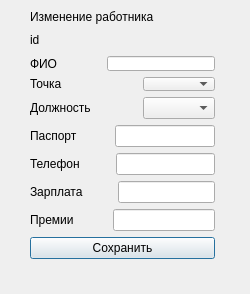
Old version of the form Worker.ui in the repository Motich351/Database.
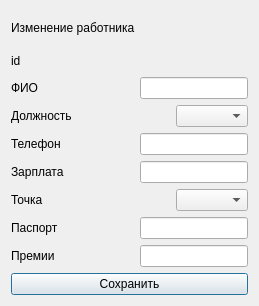
New version of the form.

Patch:
```diff
--- a/Worker.ui
+++ b/Worker.ui
@@ -6,23 +6,14 @@
    <rect>
     <x>0</x>
     <y>0</y>
-    <width>250</width>
-    <height>294</height>
+    <width>259</width>
+    <height>306</height>
    </rect>
   </property>
   <property name="windowTitle">
    <string>Dialog</string>
   </property>
-  <widget class="QWidget" name="layoutWidget">
-   <property name="geometry">
-    <rect>
-     <x>30</x>
-     <y>10</y>
-     <width>185</width>
-     <height>249</height>
-    </rect>
-   </property>
-   <layout class="QVBoxLayout" name="verticalLayout_5">
+  <layout class="QVBoxLayout" name="verticalLayout_2">
     <item>
      <widget class="QLabel" name="label_2">
       <property name="text">
@@ -31,11 +22,7 @@
      </widget>
     </item>
     <item>
-     <layout class="QVBoxLayout" name="verticalLayout_4">
-      <item>
-       <layout class="QVBoxLayout" name="verticalLayout_3">
-        <item>
-         <layout class="QVBoxLayout" name="verticalLayout_2">
+    <layout class="QVBoxLayout" name="verticalLayout">
           <item>
            <layout class="QHBoxLayout" name="horizontalLayout_3">
             <item>
@@ -61,8 +48,6 @@
            </layout>
           </item>
           <item>
-           <layout class="QVBoxLayout" name="verticalLayout">
-            <item>
              <layout class="QHBoxLayout" name="horizontalLayout">
               <item>
                <widget class="QLabel" name="FIOWorker">
@@ -90,37 +75,6 @@
              </layout>
             </item>
             <item>
-             <layout class="QHBoxLayout" name="horizontalLayout_2">
-              <item>
-               <widget class="QLabel" name="WorkerPoint">
-                <property name="text">
-                 <string>Точка</string>
-                </property>
-               </widget>
-              </item>
-              <item>
-               <spacer name="horizontalSpacer_2">
-                <property name="orientation">
-                 <enum>Qt::Horizontal</enum>
-                </property>
-                <property name="sizeHint" stdset="0">
-                 <size>
-                  <width>40</width>
-                  <height>20</height>
-                 </size>
-                </property>
-               </spacer>
-              </item>
-              <item>
-               <widget class="QComboBox" name="ChooseWorkerPoint"/>
-              </item>
-             </layout>
-            </item>
-           </layout>
-          </item>
-         </layout>
-        </item>
-        <item>
          <layout class="QHBoxLayout" name="horizontalLayout_4">
           <item>
            <widget class="QLabel" name="RankWorker">
@@ -147,35 +101,6 @@
           </item>
          </layout>
         </item>
-       </layout>
-      </item>
-      <item>
-       <layout class="QHBoxLayout" name="horizontalLayout_5">
-        <item>
-         <widget class="QLabel" name="PssaportWorker">
-          <property name="text">
-           <string>Паспорт</string>
-          </property>
-         </widget>
-        </item>
-        <item>
-         <spacer name="horizontalSpacer_5">
-          <property name="orientation">
-           <enum>Qt::Horizontal</enum>
-          </property>
-          <property name="sizeHint" stdset="0">
-           <size>
-            <width>40</width>
-            <height>20</height>
-           </size>
-          </property>
-         </spacer>
-        </item>
-        <item>
-         <widget class="QLineEdit" name="linePassportWorker"/>
-        </item>
-       </layout>
-      </item>
       <item>
        <layout class="QHBoxLayout" name="horizontalLayout_6">
         <item>
@@ -230,6 +155,60 @@
         </item>
        </layout>
       </item>
+     <item>
+      <layout class="QHBoxLayout" name="horizontalLayout_2">
+       <item>
+        <widget class="QLabel" name="WorkerPoint">
+         <property name="text">
+          <string>Точка</string>
+         </property>
+        </widget>
+       </item>
+       <item>
+        <spacer name="horizontalSpacer_2">
+         <property name="orientation">
+          <enum>Qt::Horizontal</enum>
+         </property>
+         <property name="sizeHint" stdset="0">
+          <size>
+           <width>40</width>
+           <height>20</height>
+          </size>
+         </property>
+        </spacer>
+       </item>
+       <item>
+        <widget class="QComboBox" name="ChooseWorkerPoint"/>
+       </item>
+      </layout>
+     </item>
+     <item>
+      <layout class="QHBoxLayout" name="horizontalLayout_5">
+       <item>
+        <widget class="QLabel" name="PssaportWorker">
+         <property name="text">
+          <string>Паспорт</string>
+         </property>
+        </widget>
+       </item>
+       <item>
+        <spacer name="horizontalSpacer_5">
+         <property name="orientation">
+          <enum>Qt::Horizontal</enum>
+         </property>
+         <property name="sizeHint" stdset="0">
+          <size>
+           <width>27</width>
+           <height>17</height>
+          </size>
+         </property>
+        </spacer>
+       </item>
+       <item>
+        <widget class="QLineEdit" name="linePassportWorker"/>
+       </item>
+      </layout>
+     </item>
       <item>
        <layout class="QHBoxLayout" name="horizontalLayout_8">
         <item>
@@ -257,8 +236,6 @@
         </item>
        </layout>
       </item>
-     </layout>
-    </item>
     <item>
      <widget class="QPushButton" name="SaveWorker">
       <property name="text">
@@ -267,7 +244,8 @@
      </widget>
     </item>
    </layout>
-  </widget>
+   </item>
+  </layout>
  </widget>
  <resources/>
  <connections/>
```
Lines whose indentation alone changed are shown as unchanged.
